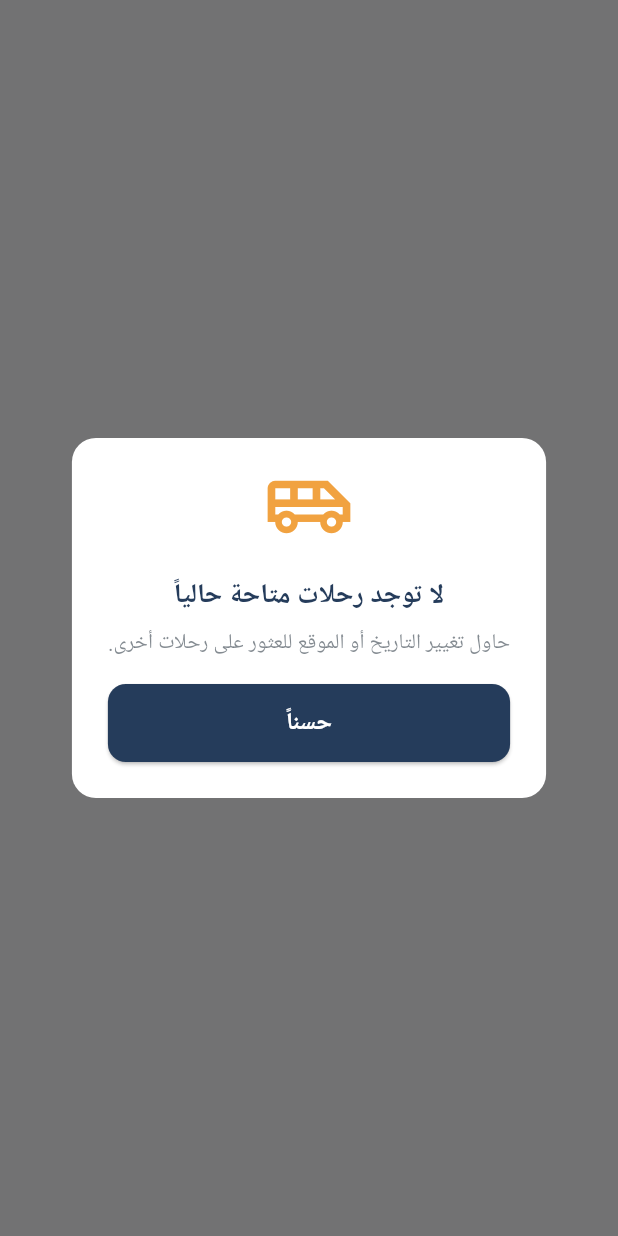
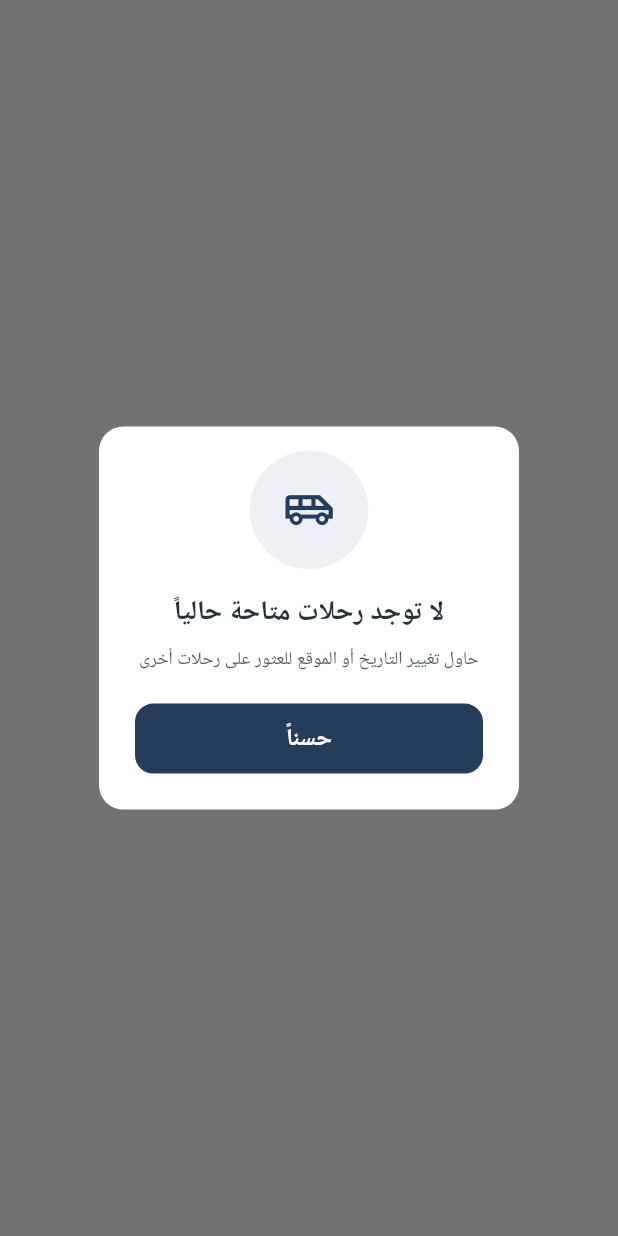
Before and after one commit to Salah-Al-Tenawi/AlaTarekak, a Flutter app: what showNoTripsDialog() shows on an empty page, opened directly, on a phone screen of 412 x 824 dp. Run offline on Flutter 3.47's test engine with Material 3 defaults, Android fonts, the light colour scheme and no system bars; our stand-ins replace badges, bloc, connectivity_plus, dartz, dio, equatable and 17 more; missing offline and left inert: pusher_channels_flutter; accounts and stored records are empty; network calls fail; Roboto replaces fonts that are missing (Cairo).

Commit message:
style(trip-search): align the search screens with the app's design system
The empty-results dialog was the only screen in the feature still outside
the design system: no ScreenUtil at all, so its sizes stayed fixed while
every sibling scaled; raw TextStyle instead of AppTextStyles; the
deprecated withOpacity; and a bare Colors.white.

- rewrite the dialog on MyColors/AppTextStyles/ScreenUtil, and give its
  button the full-width height used across the app
- extract EmptyTripsContent so the dialog and the results screen share one
  icon and one wording; they had drifted apart down to the trailing full
  stop
- stagger the result cards on entry and fade the empty state in, matching
  my-rides, my-bookings and notifications
- take the loading indicator in the search button off Colors.white

No behaviour change.

```diff
--- a/lib/features/trip_search/presantion/view/trip_search.dart
+++ b/lib/features/trip_search/presantion/view/trip_search.dart
@@ -413,11 +413,11 @@ class _SearchCard extends StatelessWidget {
                       elevation: 0,
                     ),
                     child: isLoading
-                        ? const SizedBox(
+                        ? SizedBox(
                             width: 22,
                             height: 22,
                             child: CircularProgressIndicator(
-                              color: Colors.white,
+                              color: MyColors.textOnDark,
                               strokeWidth: 2,
                             ),
                           )
--- /dev/null
+++ b/lib/features/trip_search/presantion/view/widget/empty_trips_content.dart
@@ -0,0 +1,53 @@
+import 'package:flutter/material.dart';
+import 'package:flutter_screenutil/flutter_screenutil.dart';
+import 'package:alatarekak/core/them/my_colors.dart';
+import 'package:alatarekak/core/them/text_style_app.dart';
+
+/// محتوى «لا توجد رحلات» — مصدر واحد للأيقونة والنصّين.
+///
+/// يظهر في موضعين: حواراً فوق شاشة البحث حين يعود البحث فارغاً، وداخل
+/// شاشة النتائج حين تصل قائمة فارغة. توحيدهما هنا يمنع اختلاف الشكل أو
+/// النصّ بين الموضعين.
+class EmptyTripsContent extends StatelessWidget {
+  /// حجم الأيقونة يصغر داخل الحوار ويكبر في الشاشة الكاملة.
+  final bool compact;
+
+  const EmptyTripsContent({super.key, this.compact = false});
+
+  @override
+  Widget build(BuildContext context) {
+    final circle = compact ? 72.w : 80.w;
+
+    return Column(
+      mainAxisSize: MainAxisSize.min,
+      children: [
+        Container(
+          width: circle,
+          height: circle,
+          decoration: BoxDecoration(
+            color: MyColors.primary.withValues(alpha: 0.08),
+            shape: BoxShape.circle,
+          ),
+          child: Icon(
+            Icons.airport_shuttle_outlined,
+            size: compact ? 34.sp : 40.sp,
+            color: MyColors.primary,
+          ),
+        ),
+        SizedBox(height: compact ? 16.h : 20.h),
+        Text(
+          'لا توجد رحلات متاحة حالياً',
+          style: AppTextStyles.titleMedium,
+          textAlign: TextAlign.center,
+        ),
+        SizedBox(height: 8.h),
+        Text(
+          'حاول تغيير التاريخ أو الموقع للعثور على رحلات أخرى',
+          style:
+              AppTextStyles.bodySmall.copyWith(color: MyColors.textSecondary),
+          textAlign: TextAlign.center,
+        ),
+      ],
+    );
+  }
+}
--- a/lib/features/trip_search/presantion/view/widget/show_dialog_empty_search.dart
+++ b/lib/features/trip_search/presantion/view/widget/show_dialog_empty_search.dart
@@ -1,5 +1,8 @@
 import 'package:flutter/material.dart';
+import 'package:flutter_screenutil/flutter_screenutil.dart';
 import 'package:alatarekak/core/them/my_colors.dart';
+import 'package:alatarekak/core/them/text_style_app.dart';
+import 'package:alatarekak/features/trip_search/presantion/view/widget/empty_trips_content.dart';
 
 Future<void> showNoTripsDialog(BuildContext context) async {
   return showDialog(
@@ -7,47 +10,27 @@ Future<void> showNoTripsDialog(BuildContext context) async {
     builder: (ctx) => AlertDialog(
       backgroundColor: MyColors.surface,
       shape: RoundedRectangleBorder(
-        borderRadius: BorderRadius.circular(16),
+        borderRadius: BorderRadius.circular(16.r),
       ),
       content: Column(
         mainAxisSize: MainAxisSize.min,
         children: [
-          Icon(
-            Icons.airport_shuttle_outlined,
-            size: 60,
-            color: MyColors.accent.withOpacity(0.8),
-          ),
-          const SizedBox(height: 16),
-          Text(
-            'لا توجد رحلات متاحة حالياً',
-            style: TextStyle(
-              color: MyColors.primary,
-              fontWeight: FontWeight.w600,
-              fontSize: 18,
-            ),
-            textAlign: TextAlign.center,
-          ),
-          const SizedBox(height: 8),
-          Text(
-            'حاول تغيير التاريخ أو الموقع للعثور على رحلات أخرى.',
-            style: TextStyle(
-              color: MyColors.textSecondary.withOpacity(0.7),
-              fontSize: 14,
-            ),
-            textAlign: TextAlign.center,
-          ),
-          const SizedBox(height: 16),
-          ElevatedButton(
-            style: ElevatedButton.styleFrom(
-              backgroundColor: MyColors.primary,
-              shape: RoundedRectangleBorder(
-                borderRadius: BorderRadius.circular(12),
+          const EmptyTripsContent(compact: true),
+          SizedBox(height: 20.h),
+          SizedBox(
+            width: double.infinity,
+            height: 46.h,
+            child: ElevatedButton(
+              style: ElevatedButton.styleFrom(
+                backgroundColor: MyColors.primary,
+                foregroundColor: MyColors.textOnDark,
+                shape: RoundedRectangleBorder(
+                  borderRadius: BorderRadius.circular(12.r),
+                ),
+                elevation: 0,
               ),
-            ),
-            onPressed: () => Navigator.pop(ctx),
-            child: const Text(
-              'حسناً',
-              style: TextStyle(color: Colors.white),
+              onPressed: () => Navigator.pop(ctx),
+              child: Text('حسناً', style: AppTextStyles.buttonLarge),
             ),
           ),
         ],
```
Also changed, not shown: lib/features/trip_search/presantion/view/trip_search_list.dart (+15 -42 lines).
